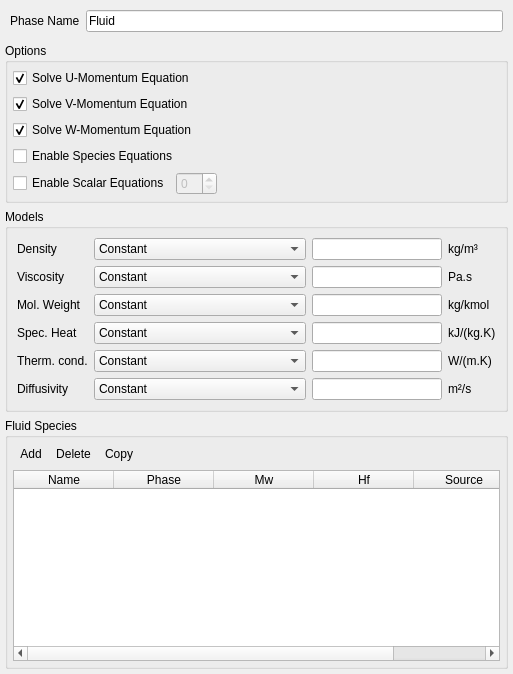
This is gui/uifiles/fluid.ui in truongd8593/mfix as Qt 5 draws it before an edit. The edited form follows.
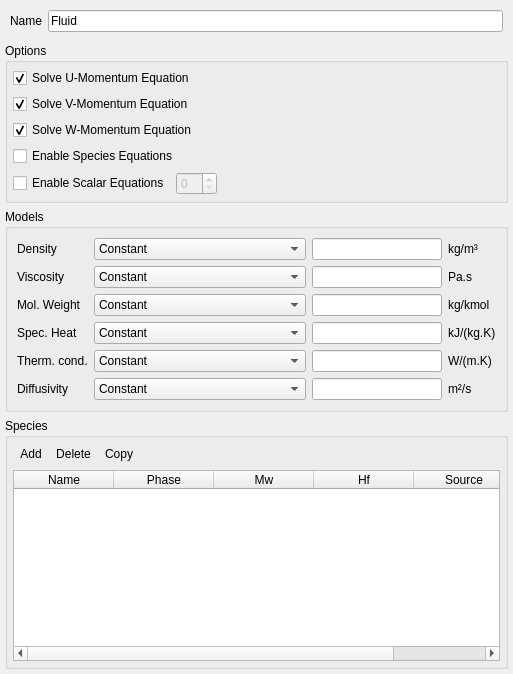
This is the edited form. Custom widgets are drawn as their Qt base class.

Patch:
```diff
--- a/gui/uifiles/fluid.ui
+++ b/gui/uifiles/fluid.ui
@@ -31,7 +31,7 @@
         <item>
          <widget class="QLabel" name="label_27">
           <property name="text">
-           <string>Phase Name</string>
+           <string>Name</string>
           </property>
          </widget>
         </item>
@@ -433,7 +433,7 @@
    <item row="3" column="0">
     <widget class="QGroupBox" name="groupbox_fluid_phase_species">
      <property name="title">
-      <string>Fluid Species</string>
+      <string>Species</string>
      </property>
      <property name="flat">
       <bool>true</bool>
```
